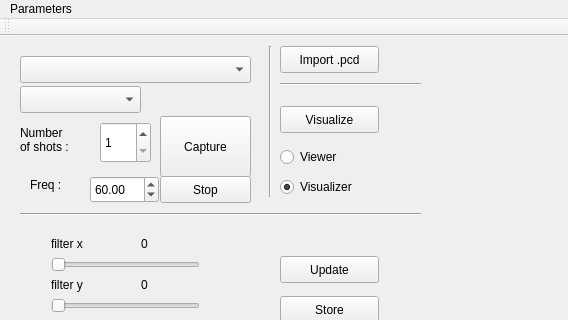
This is Software/code/under_classes/tofUcblApp/mainwindow.ui in yanik-porto/3DfromTOF as Qt 5 draws it before an edit; both pictures show x 0 to 568 and y 0 to 320 of the 1258 by 769 pixel window. The edited form follows.
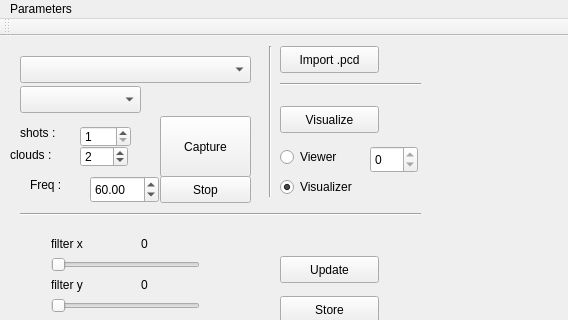
This is the edited form. Custom widgets are drawn as their Qt base class.

What changed in the file:
```diff
--- a/Software/code/under_classes/tofUcblApp/mainwindow.ui
+++ b/Software/code/under_classes/tofUcblApp/mainwindow.ui
@@ -40,10 +40,10 @@
    <widget class="QSpinBox" name="spinBox_nShots">
     <property name="geometry">
      <rect>
-      <x>100</x>
-      <y>86</y>
+      <x>80</x>
+      <y>90</y>
       <width>51</width>
-      <height>41</height>
+      <height>21</height>
      </rect>
     </property>
     <property name="minimum">
@@ -123,12 +123,12 @@
      <rect>
       <x>20</x>
       <y>90</y>
-      <width>121</width>
-      <height>51</height>
+      <width>51</width>
+      <height>21</height>
      </rect>
     </property>
     <property name="text">
-     <string>&lt;html&gt;&lt;head/&gt;&lt;body&gt;&lt;p&gt;Number &lt;br/&gt;of shots :&lt;/p&gt;&lt;/body&gt;&lt;/html&gt;</string>
+     <string>&lt;html&gt;&lt;head/&gt;&lt;body&gt;&lt;p&gt;shots :&lt;/p&gt;&lt;/body&gt;&lt;/html&gt;</string>
     </property>
     <property name="textFormat">
      <enum>Qt::AutoText</enum>
@@ -458,6 +458,51 @@
      <string>Freq :</string>
     </property>
    </widget>
+   <widget class="QLabel" name="label_3">
+    <property name="geometry">
+     <rect>
+      <x>10</x>
+      <y>110</y>
+      <width>67</width>
+      <height>17</height>
+     </rect>
+    </property>
+    <property name="text">
+     <string>clouds :</string>
+    </property>
+   </widget>
+   <widget class="QSpinBox" name="spinBox_nclouds">
+    <property name="geometry">
+     <rect>
+      <x>80</x>
+      <y>110</y>
+      <width>48</width>
+      <height>21</height>
+     </rect>
+    </property>
+    <property name="minimum">
+     <number>1</number>
+    </property>
+    <property name="maximum">
+     <number>1000</number>
+    </property>
+    <property name="value">
+     <number>2</number>
+    </property>
+   </widget>
+   <widget class="QSpinBox" name="spinBox_visu">
+    <property name="geometry">
+     <rect>
+      <x>370</x>
+      <y>110</y>
+      <width>48</width>
+      <height>27</height>
+     </rect>
+    </property>
+    <property name="maximum">
+     <number>0</number>
+    </property>
+   </widget>
   </widget>
   <widget class="QMenuBar" name="menuBar">
    <property name="geometry">
```
Left out of the diff: 3 changed lines with no effect on the pictures.
